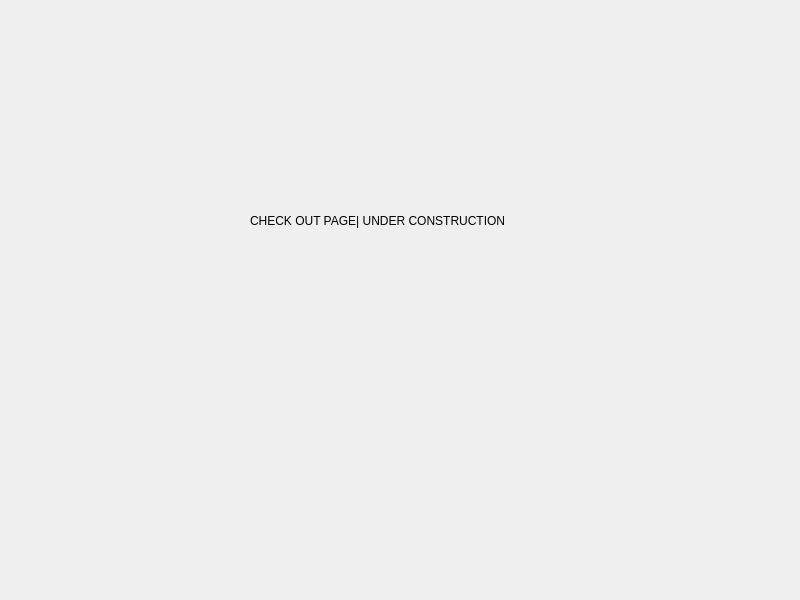
This is Ui_Folder/FoodStackWidget.ui in Chuezhang2278/Foodies as Qt 5 draws it before an edit. The edited form follows.
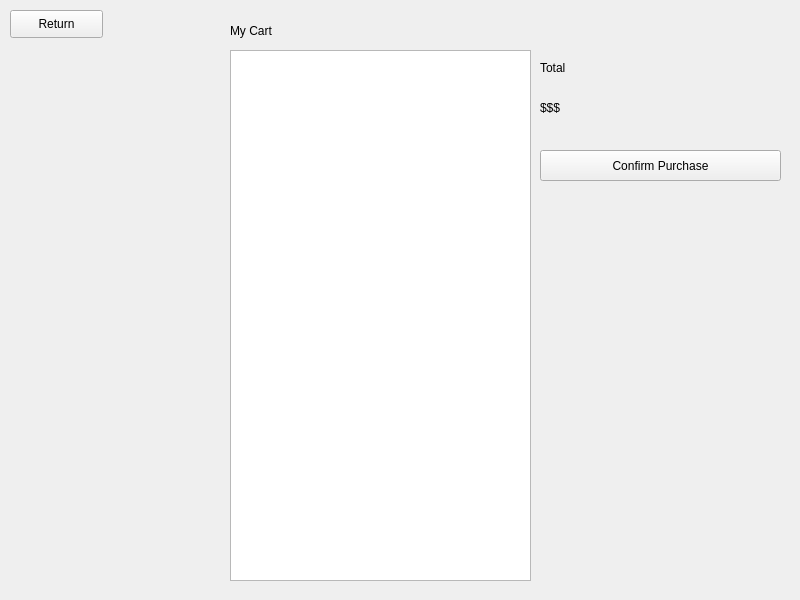
This is the edited form. The open tabs and pages were chosen to show the change.

```diff
--- a/Ui_Folder/FoodStackWidget.ui
+++ b/Ui_Folder/FoodStackWidget.ui
@@ -381,17 +381,79 @@
      </widget>
     </widget>
     <widget class="QWidget" name="page_2">
-     <widget class="QLabel" name="label_2">
+     <widget class="QListView" name="listView">
       <property name="geometry">
        <rect>
-        <x>250</x>
-        <y>160</y>
+        <x>230</x>
+        <y>50</y>
         <width>301</width>
-        <height>121</height>
+        <height>531</height>
        </rect>
       </property>
+     </widget>
+     <widget class="QPushButton" name="pushButton">
+      <property name="geometry">
+       <rect>
+        <x>540</x>
+        <y>150</y>
+        <width>241</width>
+        <height>31</height>
+       </rect>
+      </property>
       <property name="text">
-       <string>CHECK OUT PAGE| UNDER CONSTRUCTION</string>
+       <string>Confirm Purchase</string>
+      </property>
+     </widget>
+     <widget class="QLabel" name="label_2">
+      <property name="geometry">
+       <rect>
+        <x>540</x>
+        <y>60</y>
+        <width>51</width>
+        <height>16</height>
+       </rect>
+      </property>
+      <property name="text">
+       <string>Total</string>
+      </property>
+     </widget>
+     <widget class="QLabel" name="label_3">
+      <property name="geometry">
+       <rect>
+        <x>540</x>
+        <y>100</y>
+        <width>55</width>
+        <height>16</height>
+       </rect>
+      </property>
+      <property name="text">
+       <string>$$$</string>
+      </property>
+     </widget>
+     <widget class="QLabel" name="label_4">
+      <property name="geometry">
+       <rect>
+        <x>230</x>
+        <y>20</y>
+        <width>55</width>
+        <height>21</height>
+       </rect>
+      </property>
+      <property name="text">
+       <string>My Cart</string>
+      </property>
+     </widget>
+     <widget class="QPushButton" name="pushButton_2">
+      <property name="geometry">
+       <rect>
+        <x>10</x>
+        <y>10</y>
+        <width>93</width>
+        <height>28</height>
+       </rect>
+      </property>
+      <property name="text">
+       <string>Return</string>
       </property>
      </widget>
     </widget>
```
Left out of the diff: 2 changed lines with no effect on the pictures.
